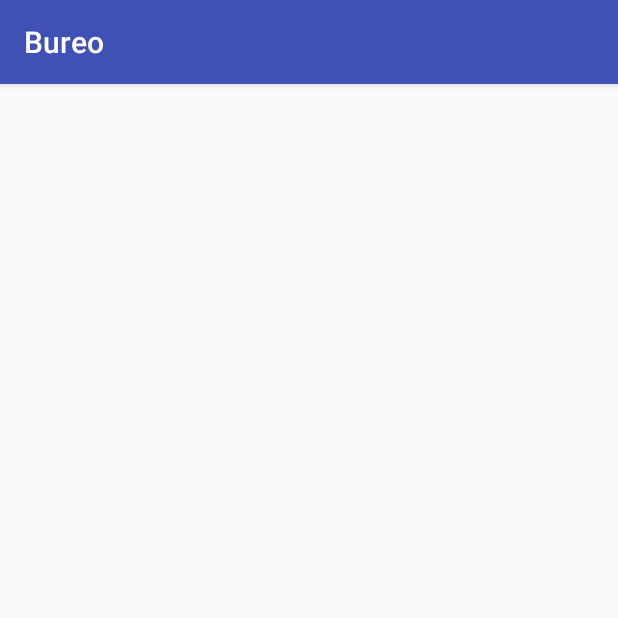
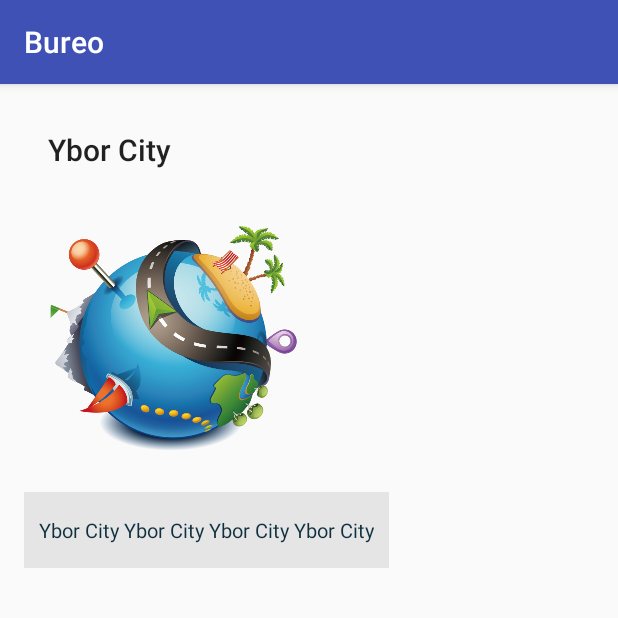
Before and after one commit to hamiltonfvi/Bureo, an Android app: the ArtFragment screen opened directly, with no data from a screen before it, after a tap on "Ybor City", on a phone screen of 412 x 824 dp, the top half of it. Run offline under Robolectric (Android 15) with nearby library versions, the phone set to English and light mode, and no system bars.

Commit message:
-Activity Details is now getting the Data correctly from Fragments. -Enhanced the app visually.

```diff
--- a/app/build.gradle
+++ b/app/build.gradle
@@ -4,7 +4,7 @@ android {
     compileSdkVersion 27
     defaultConfig {
         applicationId "com.example.android.bureo"
-        minSdkVersion 15
+        minSdkVersion 21
         targetSdkVersion 27
         versionCode 1
         versionName "1.0"
--- a/app/src/main/java/com/example/android/bureo/ArtFragment.java
+++ b/app/src/main/java/com/example/android/bureo/ArtFragment.java
@@ -9,6 +9,7 @@ import android.view.View;
 import android.view.ViewGroup;
 import android.widget.AdapterView;
 import android.widget.ListView;
+
 
 import java.util.ArrayList;
 
@@ -41,7 +42,7 @@ public class ArtFragment extends Fragment {
         // Find the {@link ListView} object in the view hierarchy of the {@link Activity}.
         // There should be a {@link ListView} with the view ID called list, which is declared in the
         // places_list.xml layout file
-        ListView listView = rootView.findViewById(R.id.list);
+        final ListView listView = rootView.findViewById(R.id.list);
 
         // Make the {@link ListView} use the {@link PlacesAdapter} we created above, so that the
         // {@link ListView} will display list items for each {@link Places} in the list.
@@ -52,8 +53,14 @@ public class ArtFragment extends Fragment {
         listView.setOnItemClickListener(new AdapterView.OnItemClickListener() {
             @Override
             public void onItemClick(AdapterView<?> adapterView, View view, int position, long id) {
-                final Context context = getActivity();
-                Intent i = new Intent(context, PlaceDetails.class);
+
+                Places mplace = (Places) listView.getItemAtPosition(position);
+
+                Intent i = new Intent(getActivity(), PlaceDetails.class);
+                i.putExtra("image", mplace.getImageResourceId());
+                i.putExtra("title",mplace.getItemTitle());
+                i.putExtra("description", mplace.getmItemDescription());
+
                 startActivity(i);
             }
         });
--- a/app/src/main/java/com/example/android/bureo/PlaceDetails.java
+++ b/app/src/main/java/com/example/android/bureo/PlaceDetails.java
@@ -4,16 +4,14 @@ import android.os.Bundle;
 import android.support.v7.app.AppCompatActivity;
 import android.widget.ImageView;
 import android.widget.TextView;
+import android.support.v7.widget.Toolbar;
 
 public class PlaceDetails extends AppCompatActivity {
 
     // UI Components
-    private ImageView mImageArtwork;
-    private TextView mTextContent;
-
-    // Identifiers
-    private String mPlace;
-    private String mPictureResource;
+    ImageView mItemImage;
+    TextView mItemDescription;
+    Toolbar mtoolbar;
 
     @Override
     protected void onCreate(Bundle savedInstanceState) {
@@ -22,25 +20,26 @@ public class PlaceDetails extends AppCompatActivity {
         setContentView(R.layout.activity_place_details);
 
         // Initialize UI Components
-        mImageArtwork = (ImageView) findViewById(R.id.image_place);
-        mTextContent = (TextView) findViewById(R.id.text_place_desc);
+        mItemImage = findViewById(R.id.image_place);
+        mItemDescription = findViewById(R.id.text_place_desc);
+        mtoolbar = findViewById(R.id.toolbar);
 
-        // Display Media Details and Image
-        displayMediaDetails();
-    }
+        Bundle bundle = getIntent().getExtras();
 
-    /**
-     * This method displays Guide details - name, neighborhood name, picture and detail information
-     */
-    public void displayMediaDetails() {
-        //
-        int resId = getResources().getIdentifier(mPictureResource, "drawable", getPackageName());
-        mImageArtwork.setImageResource(resId);
+        if (bundle != null) {
+            mtoolbar.setTitle(bundle.getString("title"));
+        } else {
+            return;
+        }
 
-        //Get specific String to display guide information
-        //it get it by replace spaces for _ and putting all letters in lower case
-        //Eg Estrela Garden -> estrela_garden -> R.string.estrela_garden
-        int contentResource = getResources().getIdentifier(mPlace.replaceAll(" ", "_").replace("'", "").toLowerCase(),"string", getPackageName());
-        mTextContent.setText(contentResource);
+        //get in the imageResourceId
+        int imagesRes = bundle.getInt("image");
+
+        //Assign the imageResourceId to a ImageView in the Activity Place Details
+        mItemImage.setImageResource(imagesRes);
+
+        //Assign the textResourceId to a TextView in the Activity Place Details
+        mItemDescription.setText(bundle.getString("description"));
+
     }
 }
--- a/app/src/main/res/layout/activity_place_details.xml
+++ b/app/src/main/res/layout/activity_place_details.xml
@@ -1,6 +1,5 @@
 <?xml version="1.0" encoding="utf-8"?>
-<ScrollView
-    xmlns:android="http://schemas.android.com/apk/res/android"
+<ScrollView xmlns:android="http://schemas.android.com/apk/res/android"
     xmlns:app="http://schemas.android.com/apk/res-auto"
     xmlns:tools="http://schemas.android.com/tools"
     android:layout_width="match_parent"
@@ -8,37 +7,31 @@
     tools:context=".PlaceDetails">
 
     <LinearLayout
+        android:layout_width="match_parent"
+        android:layout_height="wrap_content"
         android:orientation="vertical"
-        android:layout_width="match_parent"
-        android:layout_height="match_parent">
+        android:padding="@dimen/dimen_16dp">
 
-        <RelativeLayout
+        <android.support.v7.widget.Toolbar
+            android:id="@+id/toolbar"
             android:layout_width="match_parent"
-            android:layout_height="match_parent"
-            android:layout_margin="@dimen/dimen_30dp">
+            android:layout_height="?attr/actionBarSize"
+            android:elevation="@dimen/toolbar_elevation"
+            android:theme="@style/ThemeOverlay.AppCompat.ActionBar"
+            app:popupTheme="@style/ThemeOverlay.AppCompat.Light" />
 
-            <ImageView
+             <ImageView
                 android:id="@+id/image_place"
-                android:layout_width="wrap_content"
-                android:layout_height="wrap_content"
-                android:scaleType="centerInside"
-                android:layout_alignParentLeft="true"
-                android:layout_alignParentTop="true"
-                android:contentDescription="@string/app_name" />
+                android:layout_width="200dp"
+                android:layout_height="200dp"
+                android:contentDescription="@string/image_description"
+                android:scaleType="centerInside" />
 
             <TextView
                 android:id="@+id/text_place_desc"
-                android:layout_width="wrap_content"
-                android:layout_height="wrap_content"
-                android:layout_alignParentLeft="true"
-                android:layout_alignParentRight="true"
-                android:layout_centerHorizontal="true"
-                android:textColor="@color/colorText"
-                android:textSize="@dimen/font_small"
-                android:lineSpacingExtra="@dimen/dimen_3dp"
-                android:gravity="left|right" />
-
-        </RelativeLayout>
+                style="@style/CityPanelGreen"
+                android:background="@color/colorLightGrey"
+                android:textColor="@color/colorText" />
 
     </LinearLayout>
 
```
Also changed, not shown: app/src/main/res/layout/list_item.xml (+16 -27 lines), app/src/main/res/values/styles.xml (+9 -0 lines).
